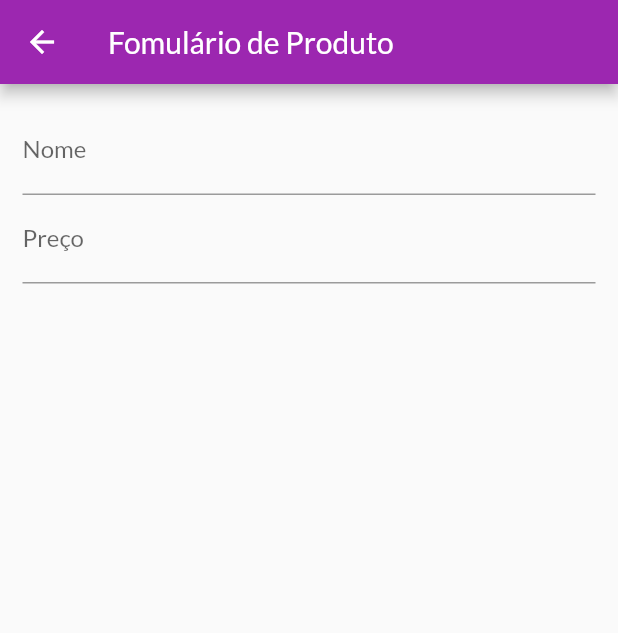
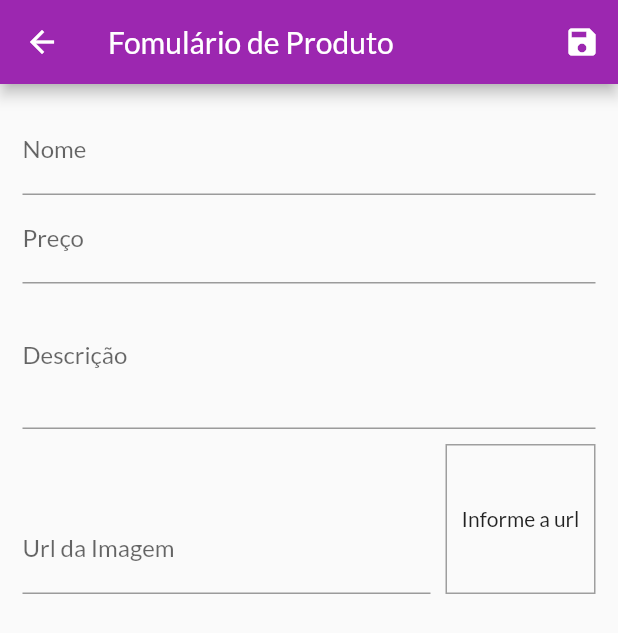
Before and after one commit to guijordan/curso_flutter, a Flutter app: the ProductFormPage screen opened by its route, on a phone screen of 412 x 824 dp. Shown: the top 633 px of the screen. Run offline on Flutter 3.47's test engine with Material 2 defaults, Android fonts, the phone set to English and light mode, and no system bars; network calls fail.

Commit message:
Aula sobre validação de formulários. Uso de validators e chamada automatica de todos os eventos onsave de todos os campos de formulario através da classe globalkey.
Eis um trecho de código
validator:
TextFormField(
                decoration: const InputDecoration(labelText: 'Nome'),
                textInputAction: TextInputAction.next,
                onFieldSubmitted: (_) {
                  FocusScope.of(context).requestFocus(_priceFocus);
                },
                onSaved: (name) => _formData['name'] = name ?? '',
                validator: (_name) {
                  final name = _name ?? '';
                  if (name.trim().isEmpty) {
                    return 'Nome é obrigatório.';
                  }

                  if (name.trim().length < 3) {
                    return 'Nome precisa no mínimo de 3 letras.';
                  }
                  return null;
                },
              ),
final _formkey = GlobalKey<FormState>();

no metodo _submitForm() veja o uso do valide e save da clase GlobalKey

_submitForm() {
    final isValid = _formkey.currentState?.validate() ?? false;

    if (!isValid) {
      return;
    }

    _formkey.currentState?.save();

    final newProduct = Product(
      id: Random().nextDouble().toString(),
      name: _formData['name'] as String,
      description: _formData['description'] as String,
      price: _formData['price'] as double,
      imageUrl: _formData['imageUrl'] as String,
    );
    print(newProduct.id);
    print(newProduct.name);
  }

```diff
--- a/shop/lib/pages/product_form_page.dart
+++ b/shop/lib/pages/product_form_page.dart
@@ -1,6 +1,9 @@
+import 'dart:math';
+
 import 'package:flutter/material.dart';
 import 'package:flutter/src/widgets/container.dart';
 import 'package:flutter/src/widgets/framework.dart';
+import 'package:shop/models/product.dart';
 
 class ProductFormPage extends StatefulWidget {
   const ProductFormPage({super.key});
@@ -11,15 +14,63 @@ class ProductFormPage extends StatefulWidget {
 
 class _ProductFormPageState extends State<ProductFormPage> {
   final _priceFocus = FocusNode();
+  final _descriptionFocus = FocusNode();
+  final _imageUrlFocus = FocusNode();
+  final _imageUrlController = TextEditingController();
+  final _formkey = GlobalKey<FormState>();
+  final _formData = Map<String, Object>();
+
+  @override
+  void initState() {
+    // TODO: implement initState
+    super.initState();
+    _imageUrlFocus.addListener(updateImage);
+  }
+
+  @override
+  void dispose() {
+    super.dispose();
+    _priceFocus.dispose();
+    _descriptionFocus.dispose();
+    _imageUrlFocus.removeListener(updateImage);
+    _imageUrlFocus.dispose();
+  }
+
+  void updateImage() {
+    setState(() {});
+  }
+
+  _submitForm() {
+    final isValid = _formkey.currentState?.validate() ?? false;
+
+    if (!isValid) {
+      return;
+    }
+
+    _formkey.currentState?.save();
+
+    final newProduct = Product(
+      id: Random().nextDouble().toString(),
+      name: _formData['name'] as String,
+      description: _formData['description'] as String,
+      price: _formData['price'] as double,
+      imageUrl: _formData['imageUrl'] as String,
+    );
+    print(newProduct.id);
+    print(newProduct.name);
+  }
+
   @override
   Widget build(BuildContext context) {
     return Scaffold(
       appBar: AppBar(
         title: const Text('Fomulário de Produto'),
+        actions: [IconButton(onPressed: _submitForm, icon: const Icon(Icons.save))],
       ),
       body: Padding(
         padding: const EdgeInsets.all(15),
         child: Form(
+          key: _formkey,
           child: ListView(
             children: [
               TextFormField(
@@ -28,12 +79,72 @@ class _ProductFormPageState extends State<ProductFormPage> {
                 onFieldSubmitted: (_) {
                   FocusScope.of(context).requestFocus(_priceFocus);
                 },
+                onSaved: (name) => _formData['name'] = name ?? '',
+                validator: (_name) {
+                  final name = _name ?? '';
+                  if (name.trim().isEmpty) {
+                    return 'Nome é obrigatório.';
+                  }
+
+                  if (name.trim().length < 3) {
+                    return 'Nome precisa no mínimo de 3 letras.';
+                  }
+                  return null;
+                },
               ),
               TextFormField(
-                decoration: const InputDecoration(labelText: 'Preço'),
-                textInputAction: TextInputAction.next,
-                keyboardType: const TextInputType.numberWithOptions(decimal: true),
-                focusNode: _priceFocus,
+                  decoration: const InputDecoration(labelText: 'Preço'),
+                  textInputAction: TextInputAction.next,
+                  keyboardType: const TextInputType.numberWithOptions(decimal: true),
+                  focusNode: _priceFocus,
+                  onFieldSubmitted: (_) {
+                    FocusScope.of(context).requestFocus(_descriptionFocus);
+                  },
+                  onSaved: (price) => _formData['price'] = double.parse(price ?? '0')),
+              TextFormField(
+                decoration: const InputDecoration(labelText: 'Descrição'),
+                textInputAction: TextInputAction.newline,
+                focusNode: _descriptionFocus,
+                keyboardType: TextInputType.multiline,
+                maxLines: 3,
+                onSaved: (description) => _formData['description'] = description ?? '',
+              ),
+              Row(
+                crossAxisAlignment: CrossAxisAlignment.end,
+                children: [
+                  Expanded(
+                    child: TextFormField(
+                      decoration: const InputDecoration(labelText: 'Url da Imagem'),
+                      focusNode: _imageUrlFocus,
+                      keyboardType: TextInputType.url,
+                      textInputAction: TextInputAction.done,
+                      controller: _imageUrlController,
+                      onFieldSubmitted: (_) => _submitForm(),
+                      onSaved: (imageUrl) => _formData['imageUrl'] = imageUrl ?? '',
+                    ),
+                  ),
+                  Container(
+                    height: 100,
+                    width: 100,
+                    margin: const EdgeInsets.only(
+                      top: 10,
+                      left: 10,
+                    ),
+                    decoration: BoxDecoration(
+                      border: Border.all(
+                        color: Colors.grey,
+                        width: 1,
+                      ),
+                    ),
+                    alignment: Alignment.center,
+                    child: _imageUrlController.text.isEmpty
+                        ? const Text('Informe a url')
+                        : FittedBox(
+                            fit: BoxFit.cover,
+                            child: Image.network(_imageUrlController.text),
+                          ),
+                  )
+                ],
               ),
             ],
           ),
```
